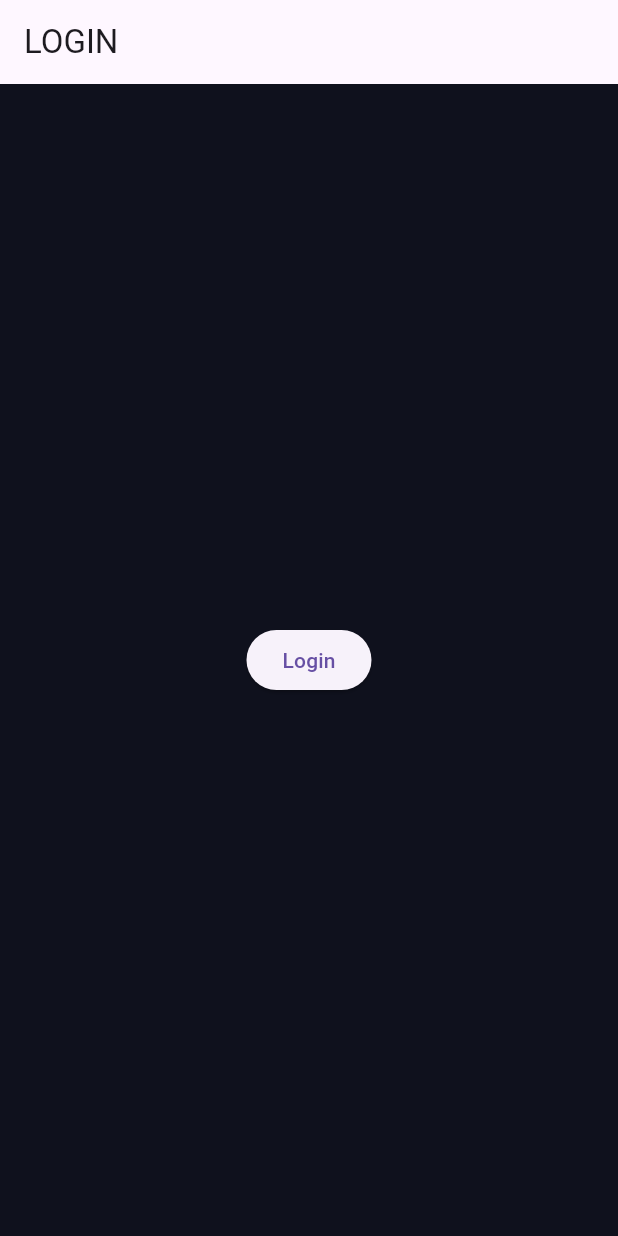
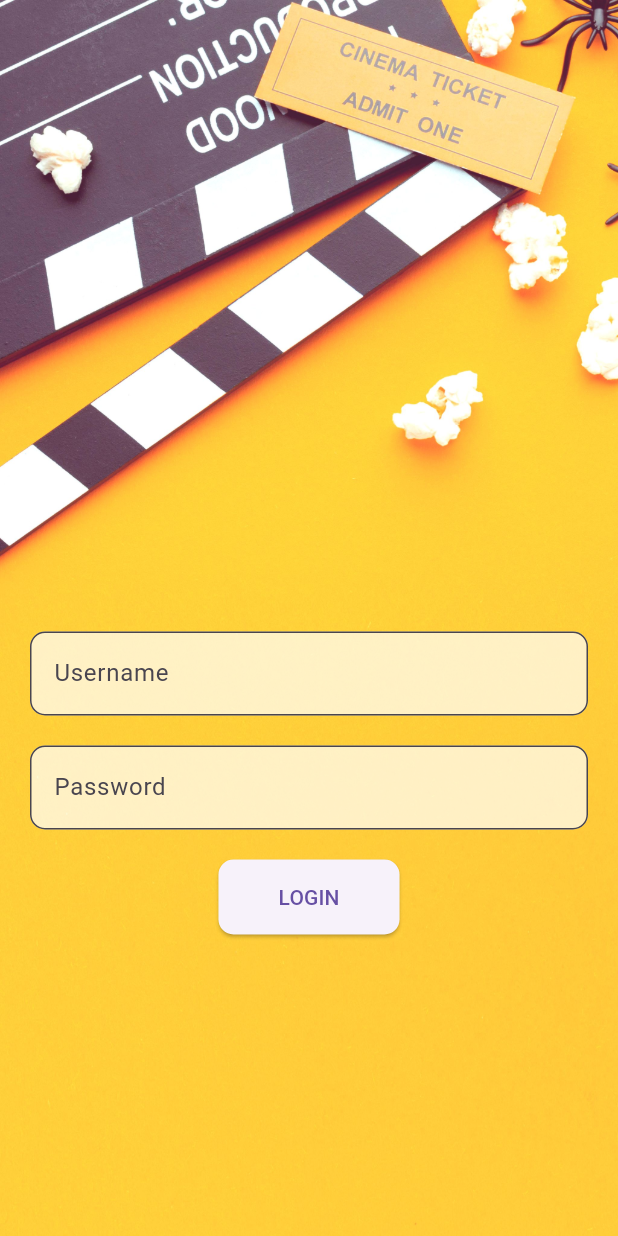
Before and after one commit to adi99304/IMDb-clone, a Flutter app: the screen it shows after launch, on a phone screen of 412 x 824 dp. Run offline on Flutter 3.47's test engine with Material 3 defaults, Android fonts, the phone set to English and light mode, and no system bars; our stand-ins replace animated_splash_screen.

Commit message:
login page updation

```diff
--- a/lib/pages/HomePage.dart
+++ b/lib/pages/HomePage.dart
@@ -54,7 +54,7 @@
                   padding: EdgeInsets.all(10),
                   margin: EdgeInsets.symmetric(horizontal: 10),
                   decoration: BoxDecoration(
-                    color: Color(0xFF292B37),
+                    color: Colors.yellow,
                     borderRadius: BorderRadius.circular(10),
                   ),
                   child: Row(
--- a/lib/pages/LoginPage.dart
+++ b/lib/pages/LoginPage.dart
@@ -14,20 +14,60 @@
   final _formKey = GlobalKey<FormState>();
   String _username = '';
   String _password = '';
-  void _showLoginDialog() {
-    showDialog(
-      context: context,
-      builder: (BuildContext context) {
-        return AlertDialog(
-          title: Text('Login'),
-          content: Form(
-            key: _formKey,
+
+  void _login() {
+    // Perform login logic here
+    // For demo, just navigate to HomePage
+    Navigator.of(context).pushReplacement(
+      MaterialPageRoute(
+        builder: (context) => HomePage(),
+      ),
+    );
+  }
+
+  @override
+  Widget build(BuildContext context) {
+    return Scaffold(
+      body: SingleChildScrollView(
+        // Wrap with SingleChildScrollView
+        child: Container(
+          decoration: BoxDecoration(
+            image: DecorationImage(
+              image:
+                  AssetImage("images/background.jpeg"), // Your background image
+              fit: BoxFit.cover,
+            ),
+          ),
+          child: Container(
+            width: double.infinity,
+            height: MediaQuery.of(context)
+                .size
+                .height, // Use MediaQuery to get screen height
+            child: Align(
+              alignment: Alignment.bottomCenter,
+              child: Padding(
+                padding: const EdgeInsets.all(20.0),
                 child: Column(
-              mainAxisSize: MainAxisSize.min,
+                  mainAxisAlignment: MainAxisAlignment.center,
                   children: <Widget>[
+                    SizedBox(height: 300), // Add spacing from top
+                    // Text(
+                    //   'Welcome to IMDb',
+                    //   style: TextStyle(
+                    //     color: Colors.white,
+                    //     fontSize: 32,
+                    //     fontWeight: FontWeight.bold,
+                    //   ),
+                    // ),
+                    SizedBox(height: 20),
                     TextFormField(
                       decoration: InputDecoration(
+                        filled: true,
+                        fillColor: Colors.white.withOpacity(0.7),
                         labelText: 'Username',
+                        border: OutlineInputBorder(
+                          borderRadius: BorderRadius.circular(10),
+                        ),
                       ),
                       validator: (value) {
                         if (value!.isEmpty) {
@@ -39,9 +79,15 @@
                         _username = value!;
                       },
                     ),
+                    SizedBox(height: 20),
                     TextFormField(
                       decoration: InputDecoration(
+                        filled: true,
+                        fillColor: Colors.white.withOpacity(0.7),
                         labelText: 'Password',
+                        border: OutlineInputBorder(
+                          borderRadius: BorderRadius.circular(10),
+                        ),
                       ),
                       obscureText: true,
                       validator: (value) {
@@ -54,51 +100,24 @@
                         _password = value!;
                       },
                     ),
+                    SizedBox(height: 20),
+                    ElevatedButton(
+                      onPressed: _login,
+                      child: Text('LOGIN'),
+                      style: ElevatedButton.styleFrom(
+                        padding:
+                            EdgeInsets.symmetric(horizontal: 40, vertical: 15),
+                        shape: RoundedRectangleBorder(
+                          borderRadius: BorderRadius.circular(10),
+                        ),
+                      ),
+                    ),
+                    SizedBox(height: 100), // Add spacing from bottom
                   ],
                 ),
               ),
-          actions: <Widget>[
-            TextButton(
-              child: Text('CANCEL'),
-              onPressed: () {
-                Navigator.of(context).pop();
-              },
             ),
-            TextButton(
-              child: Text('LOGIN'),
-              onPressed: () {
-                if (_formKey.currentState!.validate()) {
-                  _formKey.currentState!.save();
-                  Navigator.of(context).pushReplacement(
-                    MaterialPageRoute(
-                      builder: (context) =>
-                          HomePage(),
           ),
-                  );
-                }
-              },
-            ),
-          ],
-        );
-      },
-    );
-  }
-
-  @override
-  Widget build(BuildContext context) {
-    return Scaffold(
-      appBar: AppBar(
-        title: Text(widget.title),
-      ),
-      body: Center(
-        child: Column(
-          mainAxisAlignment: MainAxisAlignment.center,
-          children: <Widget>[
-            ElevatedButton(
-              child: Text('Login'),
-              onPressed: _showLoginDialog,
-            ),
-          ],
         ),
       ),
     );
```
Also changed, not shown: images/background.jpeg (added). Lines whose indentation alone changed are shown as unchanged.
